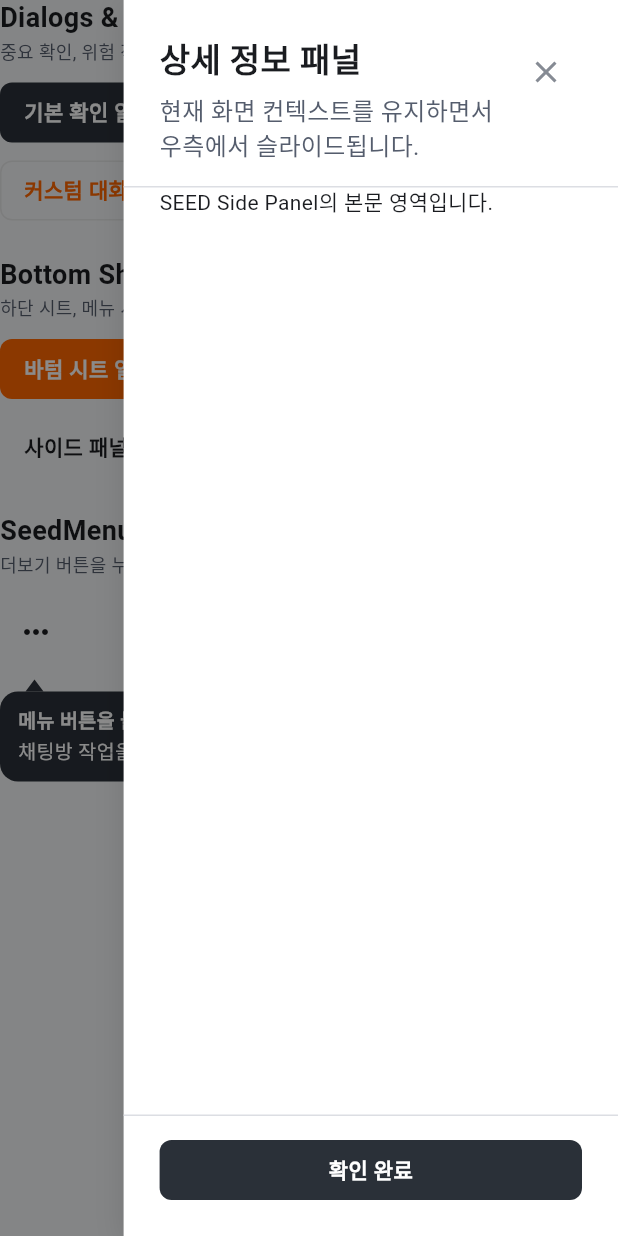
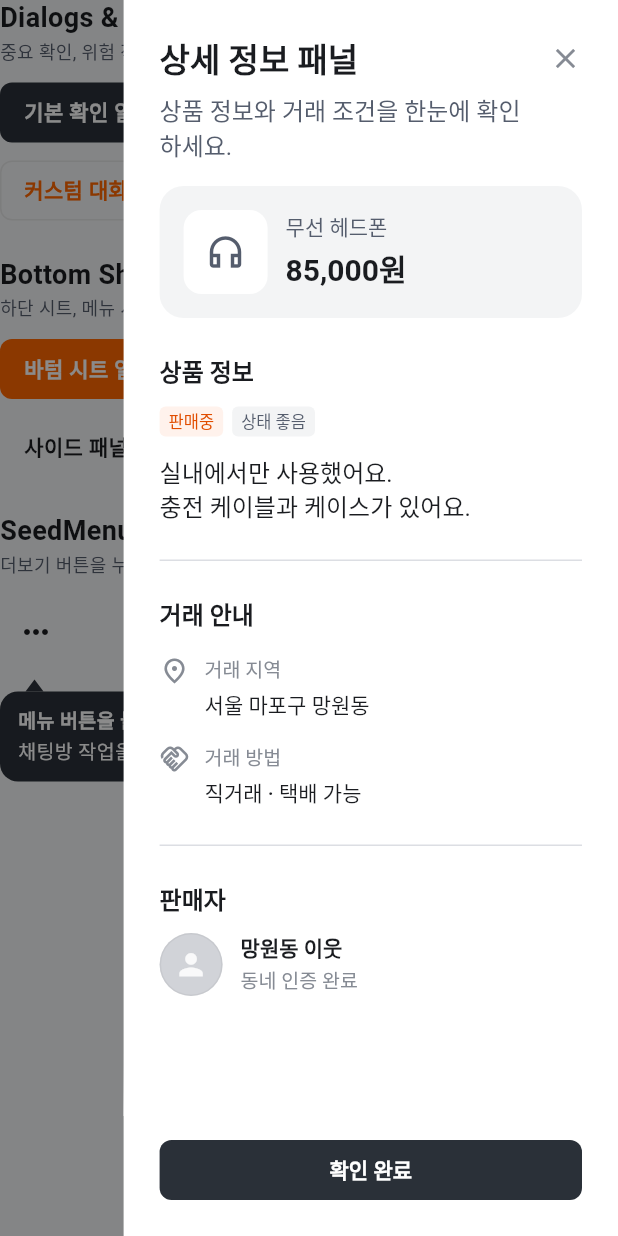
Before and after one commit to kjm0202/seed_design, a Flutter app: the OverlaysTab widget shown alone on an empty page, opened directly, after a tap on "사이드 패널 슬라이드", on a phone screen of 412 x 824 dp. Run offline on Flutter 3.47's test engine with Material 3 defaults, Android fonts, the light colour scheme and no system bars; our stand-ins replace material_ui.

Commit message:
Align side panel layout and refine listing details

```diff
--- a/example/lib/tabs/overlays_tab.dart
+++ b/example/lib/tabs/overlays_tab.dart
@@ -1,7 +1,9 @@
 import 'package:material_ui/material_ui.dart';
 import 'package:seed_design/seed_design.dart';
+
 import '../widgets/section_header.dart';
 import '../widgets/seed_menu_example.dart';
+import '../widgets/side_panel_details.dart';
 
 /// Tab showcasing dialogs, alert dialogs, bottom sheets, menu sheets, side panels, snackbars, and migration bridge.
 class OverlaysTab extends StatelessWidget {
@@ -136,7 +138,10 @@ class OverlaysTab extends StatelessWidget {
                         SeedMenuItemData(
                           label: '끌어올리기',
                           prefixIcon: const Icon(Icons.arrow_upward),
-                          onTap: () => showSeedSnackbar(context: context, message: '끌어올렸습니다.'),
+                          onTap: () => showSeedSnackbar(
+                            context: context,
+                            message: '끌어올렸습니다.',
+                          ),
                         ),
                         SeedMenuItemData(
                           label: '숨기기',
@@ -160,8 +165,8 @@ class OverlaysTab extends StatelessWidget {
                 showSeedSidePanel(
                   context: context,
                   title: '상세 정보 패널',
-                  description: '현재 화면 컨텍스트를 유지하면서 우측에서 슬라이드됩니다.',
-                  body: const Text('SEED Side Panel의 본문 영역입니다.'),
+                  description: '상품 정보와 거래 조건을 한눈에 확인하세요.',
+                  body: const SidePanelDetails(),
                   footer: SeedButton(
                     label: '확인 완료',
                     isFullWidth: true,
--- /dev/null
+++ b/example/lib/widgets/side_panel_details.dart
@@ -0,0 +1,168 @@
+import 'package:material_ui/material_ui.dart';
+import 'package:seed_design/seed_design.dart';
+
+/// Sample listing content for the detail panel in the overlay catalog.
+class SidePanelDetails extends StatelessWidget {
+  const SidePanelDetails({super.key});
+
+  @override
+  Widget build(BuildContext context) {
+    final colors = context.seedColor;
+    final typography = context.seedTypography;
+
+    Widget heading(String text) =>
+        Text(text, style: typography.t5Bold.copyWith(color: colors.fg.neutral));
+
+    return Column(
+      crossAxisAlignment: CrossAxisAlignment.stretch,
+      children: [
+        Container(
+          padding: const EdgeInsets.all(16),
+          decoration: BoxDecoration(
+            color: colors.bg.neutralWeak,
+            borderRadius: SeedBorderRadius.r4,
+          ),
+          child: Row(
+            children: [
+              Container(
+                width: 56,
+                height: 56,
+                decoration: BoxDecoration(
+                  color: colors.bg.layerFloating,
+                  borderRadius: SeedBorderRadius.r3,
+                ),
+                child: Icon(
+                  Icons.headphones_outlined,
+                  size: 28,
+                  color: colors.fg.neutralMuted,
+                ),
+              ),
+              const SizedBox(width: 12),
+              Expanded(
+                child: Column(
+                  crossAxisAlignment: CrossAxisAlignment.start,
+                  children: [
+                    Text(
+                      '무선 헤드폰',
+                      style: typography.t4Medium.copyWith(
+                        color: colors.fg.neutralMuted,
+                      ),
+                    ),
+                    const SizedBox(height: 4),
+                    Text(
+                      '85,000원',
+                      style: typography.t7Bold.copyWith(
+                        color: colors.fg.neutral,
+                      ),
+                    ),
+                  ],
+                ),
+              ),
+            ],
+          ),
+        ),
+        const SizedBox(height: 24),
+        heading('상품 정보'),
+        const SizedBox(height: 12),
+        const Wrap(
+          spacing: 6,
+          runSpacing: 6,
+          children: [
+            SeedBadge(label: '판매중', tone: SeedBadgeTone.brand),
+            SeedBadge(label: '상태 좋음'),
+          ],
+        ),
+        const SizedBox(height: 12),
+        const Text('실내에서만 사용했어요.\n충전 케이블과 케이스가 있어요.'),
+        const SizedBox(height: 24),
+        const SeedDivider(),
+        const SizedBox(height: 24),
+        heading('거래 안내'),
+        const SizedBox(height: 16),
+        const _DetailRow(
+          icon: Icons.place_outlined,
+          label: '거래 지역',
+          value: '서울 마포구 망원동',
+        ),
+        const SizedBox(height: 16),
+        const _DetailRow(
+          icon: Icons.handshake_outlined,
+          label: '거래 방법',
+          value: '직거래 · 택배 가능',
+        ),
+        const SizedBox(height: 24),
+        const SeedDivider(),
+        const SizedBox(height: 24),
+        heading('판매자'),
+        const SizedBox(height: 12),
+        Row(
+          children: [
+            const SeedAvatar(size: SeedAvatarSize.medium),
+            const SizedBox(width: 12),
+            Expanded(
+              child: Column(
+                crossAxisAlignment: CrossAxisAlignment.start,
+                children: [
+                  Text(
+                    '망원동 이웃',
+                    style: typography.t4Bold.copyWith(color: colors.fg.neutral),
+                  ),
+                  const SizedBox(height: 2),
+                  Text(
+                    '동네 인증 완료',
+                    style: typography.t3Regular.copyWith(
+                      color: colors.fg.neutralSubtle,
+                    ),
+                  ),
+                ],
+              ),
+            ),
+          ],
+        ),
+      ],
+    );
+  }
+}
+
+class _DetailRow extends StatelessWidget {
+  const _DetailRow({
+    required this.icon,
+    required this.label,
+    required this.value,
+  });
+
+  final IconData icon;
+  final String label;
+  final String value;
+
+  @override
+  Widget build(BuildContext context) {
+    final colors = context.seedColor;
+    final typography = context.seedTypography;
+    return Row(
+      crossAxisAlignment: CrossAxisAlignment.start,
+      children: [
+        Icon(icon, size: 20, color: colors.fg.neutralSubtle),
+        const SizedBox(width: 10),
+        Expanded(
+          child: Column(
+            crossAxisAlignment: CrossAxisAlignment.start,
+            children: [
+              Text(
+                label,
+                style: typography.t3Regular.copyWith(
+                  color: colors.fg.neutralSubtle,
+                ),
+              ),
+              const SizedBox(height: 4),
+              Text(
+                value,
+                style: typography.t4Medium.copyWith(color: colors.fg.neutral),
+              ),
+            ],
+          ),
+        ),
+      ],
+    );
+  }
+}
--- a/lib/src/components/overlay/seed_side_panel.dart
+++ b/lib/src/components/overlay/seed_side_panel.dart
@@ -1,9 +1,12 @@
+import 'dart:math' as math;
+
 import 'package:material_ui/material_ui.dart';
 
-import '../../foundations/dimensions/seed_dimension.dart';
+import '../../foundations/feedback/seed_scale_feedback.dart';
 import '../../foundations/motion/seed_motion.dart';
+import '../../foundations/radius/seed_radius.dart';
 import '../../theme/seed_theme.dart';
-import '../layout/seed_divider.dart';
+import '../layout/seed_scroll_fog.dart';
 
 /// Shows a slide-over SEED Side Panel from the right or left edge.
 Future<T?> showSeedSidePanel<T>({
@@ -13,7 +16,7 @@ Future<T?> showSeedSidePanel<T>({
   required Widget body,
   Widget? footer,
   bool fromRight = true,
-  double width = 480.0,
+  double width = 720.0,
   bool barrierDismissible = true,
 }) {
   final capturedThemes = InheritedTheme.capture(
@@ -23,47 +26,48 @@ Future<T?> showSeedSidePanel<T>({
   return showGeneralDialog<T>(
     context: context,
     barrierDismissible: barrierDismissible,
-    barrierLabel: 'Dismiss',
+    barrierLabel: MaterialLocalizations.of(context).modalBarrierDismissLabel,
     barrierColor: context.seedColor.bg.overlay,
-    transitionDuration: const Duration(milliseconds: 300),
-    pageBuilder: (context, animation, secondaryAnimation) {
-      return capturedThemes.wrap(
-        Align(
-          alignment: fromRight ? Alignment.centerRight : Alignment.centerLeft,
-          child: Material(
-            type: MaterialType.transparency,
-            child: SeedSidePanel(
+    transitionDuration: MediaQuery.disableAnimationsOf(context)
+        ? Duration.zero
+        : SeedDuration.d6,
+    pageBuilder: (context, animation, secondaryAnimation) =>
+        capturedThemes.wrap(
+          SeedSidePanel(
             title: title,
             description: description,
             body: body,
             footer: footer,
             width: width,
+            fromRight: fromRight,
             onClose: () => Navigator.of(context).pop(),
           ),
         ),
+    transitionBuilder: (context, animation, secondaryAnimation, child) {
+      final curve = animation.status == AnimationStatus.reverse
+          ? SeedCurves.exitExpressive.flipped
+          : SeedCurves.enterExpressive;
+      return Align(
+        alignment: fromRight ? Alignment.centerRight : Alignment.centerLeft,
+        // Translate by the panel's own width, rather than the whole viewport.
+        child: SlideTransition(
+          position: animation
+              .drive(CurveTween(curve: curve))
+              .drive(
+                Tween<Offset>(
+                  begin: fromRight ? const Offset(1, 0) : const Offset(-1, 0),
+                  end: Offset.zero,
                 ),
-      );
-    },
-    transitionBuilder: (context, animation, secondaryAnimation, child) {
-      final curved = CurvedAnimation(
-        parent: animation,
-        curve: SeedCurves.enterExpressive,
-        reverseCurve: SeedCurves.exitExpressive,
-      );
-      final offset = fromRight ? const Offset(1, 0) : const Offset(-1, 0);
-      return SlideTransition(
-        position: Tween<Offset>(
-          begin: offset,
-          end: Offset.zero,
-        ).animate(curved),
+              ),
           child: child,
+        ),
       );
     },
   );
 }
 
-/// A SEED Design Side Panel component for desktop/tablet slide-over drawers.
-class SeedSidePanel extends StatelessWidget {
+/// A modal SEED Side Panel with a fixed header/footer and scrolling body.
+class SeedSidePanel extends StatefulWidget {
   const SeedSidePanel({
     super.key,
     required this.title,
@@ -71,67 +75,106 @@ class SeedSidePanel extends StatelessWidget {
     required this.body,
     this.footer,
     this.onClose,
-    this.width = 480.0,
-  });
+    this.width = 720.0,
+    this.fromRight = true,
+  }) : assert(width > 0);
 
-  /// Panel title.
   final String title;
-
-  /// Optional sub-description.
   final String? description;
-
-  /// Main content widget.
   final Widget body;
-
-  /// Optional footer with actions.
   final Widget? footer;
-
-  /// Callback when close button is pressed.
   final VoidCallback? onClose;
 
-  /// Width of the panel.
+  /// Preferred content width, capped at 80% of the available safe width.
+  /// Official small, medium (default), and large widths are 480, 720, and 960.
   final double width;
+  final bool fromRight;
+
+  @override
+  State<SeedSidePanel> createState() => _SeedSidePanelState();
+}
+
+class _SeedSidePanelState extends State<SeedSidePanel> {
+  final ScrollController _scrollController = ScrollController();
+  bool _scrolled = false;
+
+  @override
+  void initState() {
+    super.initState();
+    _scrollController.addListener(_updateScrolled);
+  }
+
+  void _updateScrolled() {
+    final scrolled =
+        _scrollController.hasClients && _scrollController.offset > 0;
+    if (_scrolled != scrolled) setState(() => _scrolled = scrolled);
+  }
+
+  @override
+  void dispose() {
+    _scrollController.dispose();
+    super.dispose();
+  }
 
   @override
   Widget build(BuildContext context) {
     final colors = context.seedColor;
     final typography = context.seedTypography;
-    final shadows = context.seedShadows;
+    final mediaQuery = MediaQuery.of(context);
+    final insets = mediaQuery.padding;
 
-    return Container(
-      width: width,
-      constraints: BoxConstraints(
-        maxWidth: MediaQuery.sizeOf(context).width * 0.8,
+    return LayoutBuilder(
+      builder: (context, constraints) {
+        final availableWidth = math.min(
+          constraints.maxWidth,
+          mediaQuery.size.width,
+        );
+        final safeWidth = math.max(0.0, availableWidth - insets.horizontal);
+        final contentWidth = math.min(widget.width, safeWidth * 0.8);
+        final edgeInset = widget.fromRight ? insets.right : insets.left;
+
+        return SizedBox(
+          width: contentWidth + edgeInset,
+          height: double.infinity,
+          child: Material(
+            color: colors.bg.layerFloating,
+            child: DefaultTextStyle(
+              style: typography.t5Regular.copyWith(color: colors.fg.neutral),
+              child: Padding(
+                padding: EdgeInsets.only(
+                  left: widget.fromRight ? 0 : edgeInset,
+                  right: widget.fromRight ? edgeInset : 0,
+                  bottom: insets.bottom,
                 ),
-      height: double.infinity,
-      decoration: BoxDecoration(
-        color: colors.bg.layerFloating,
-        boxShadow: shadows.s3,
-      ),
-      child: SafeArea(
                 child: Column(
                   crossAxisAlignment: CrossAxisAlignment.stretch,
                   children: [
-            // Header
-            Padding(
-              padding: const EdgeInsets.fromLTRB(24, 24, 24, 16),
-              child: Row(
-                crossAxisAlignment: CrossAxisAlignment.start,
+                    Stack(
                       children: [
-                  Expanded(
+                        ConstrainedBox(
+                          constraints: BoxConstraints(
+                            minHeight: 70 + insets.top,
+                          ),
+                          child: Padding(
+                            padding: EdgeInsets.fromLTRB(
+                              24,
+                              24 + insets.top,
+                              widget.onClose == null ? 24 : 52,
+                              16,
+                            ),
                             child: Column(
-                      crossAxisAlignment: CrossAxisAlignment.start,
+                              crossAxisAlignment: CrossAxisAlignment.stretch,
                               children: [
                                 Text(
-                          title,
+                                  widget.title,
                                   style: typography.t8Bold.copyWith(
                                     color: colors.fg.neutral,
                                   ),
                                 ),
-                        if (description != null) ...[
-                          const SizedBox(height: SeedDimension.x1_5),
+                                if (widget.description != null) ...[
+                                  const SizedBox(height: 6),
                                   Text(
-                            description!,
+                                    widget.description!,
                                     style: typography.t5Regular.copyWith(
                                       color: colors.fg.neutralMuted,
                                     ),
@@ -140,37 +183,94 @@ class SeedSidePanel extends StatelessWidget {
                               ],
                             ),
                           ),
-                  if (onClose != null)
-                    IconButton(
-                      icon: Icon(Icons.close, color: colors.fg.neutralSubtle),
-                      onPressed: onClose,
-                      splashRadius: 20,
+                        ),
+                        if (widget.onClose != null)
+                          Positioned(
+                            // The 52px target extends 15px around the 22px icon.
+                            top: 13 + insets.top,
+                            right: 9,
+                            child: SeedPressable(
+                              semanticsLabel: '닫기',
+                              onTap: widget.onClose,
+                              builder: (context, pressed) => AnimatedContainer(
+                                width: 52,
+                                height: 52,
+                                duration: mediaQuery.disableAnimations
+                                    ? Duration.zero
+                                    : SeedDuration.colorTransition,
+                                curve: SeedCurves.easing,
+                                decoration: BoxDecoration(
+                                  color: pressed
+                                      ? colors.bg.transparentPressed
+                                      : colors.bg.transparent,
+                                  borderRadius: SeedBorderRadius.r3,
+                                ),
+                                child: Center(
+                                  child: Icon(
+                                    Icons.close,
+                                    size: 22,
+                                    color: colors.fg.neutralSubtle,
+                                  ),
+                                ),
+                              ),
+                            ),
+                          ),
+                      ],
+                    ),
+                    Expanded(
+                      child: Stack(
+                        fit: StackFit.expand,
+                        children: [
+                          SingleChildScrollView(
+                            controller: _scrollController,
+                            padding: const EdgeInsets.fromLTRB(24, 0, 24, 48),
+                            child: widget.body,
+                          ),
+                          Positioned(
+                            top: 0,
+                            left: 0,
+                            right: 0,
+                            child: IgnorePointer(
+                              child: AnimatedContainer(
+                                key: const ValueKey(
+                                  'seed-side-panel-scroll-divider',
+                                ),
+                                height: 1,
+                                duration: mediaQuery.disableAnimations
+                                    ? Duration.zero
+                                    : SeedDuration.colorTransition,
+                                curve: SeedCurves.easing,
+                                color: _scrolled
+                                    ? colors.stroke.neutralMuted
+                                    : Colors.transparent,
+                              ),
+                            ),
+                          ),
+                          Positioned(
+                            bottom: 0,
+                            left: 0,
+                            right: 0,
+                            child: SeedScrollFog(
+                              placement: SeedScrollFogPlacement.bottom,
+                              size: 48,
+                              color: colors.bg.layerFloating,
+                            ),
                           ),
                         ],
                       ),
                     ),
-
-            const SeedDivider(),
-
-            // Body
-            Expanded(
-              child: SingleChildScrollView(
-                padding: const EdgeInsets.fromLTRB(24, 0, 24, 48),
-                child: body,
-              ),
-            ),
-
-            // Footer
-            if (footer != null) ...[
-              const SeedDivider(),
+                    if (widget.footer != null)
                       Padding(
                         padding: const EdgeInsets.fromLTRB(24, 16, 24, 24),
-                child: footer!,
+                        child: widget.footer,
                       ),
-            ],
                   ],
                 ),
               ),
+            ),
+          ),
+        );
+      },
     );
   }
 }
```
Also changed, not shown: 2 other files. Lines whose indentation alone changed are shown as unchanged.
